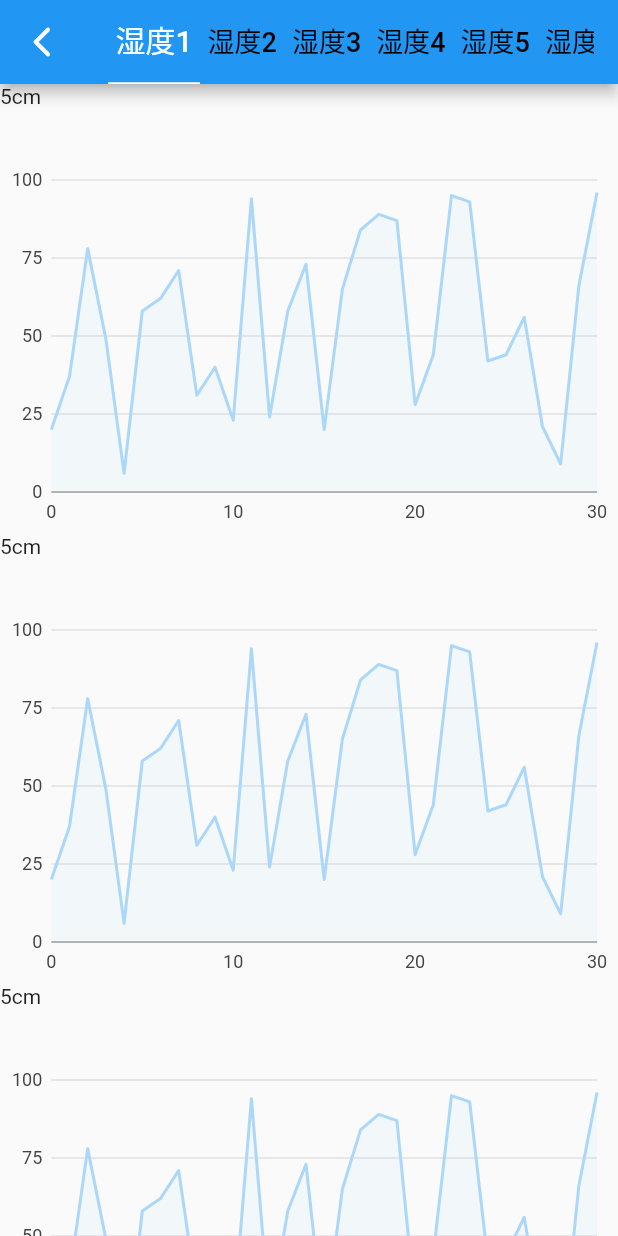
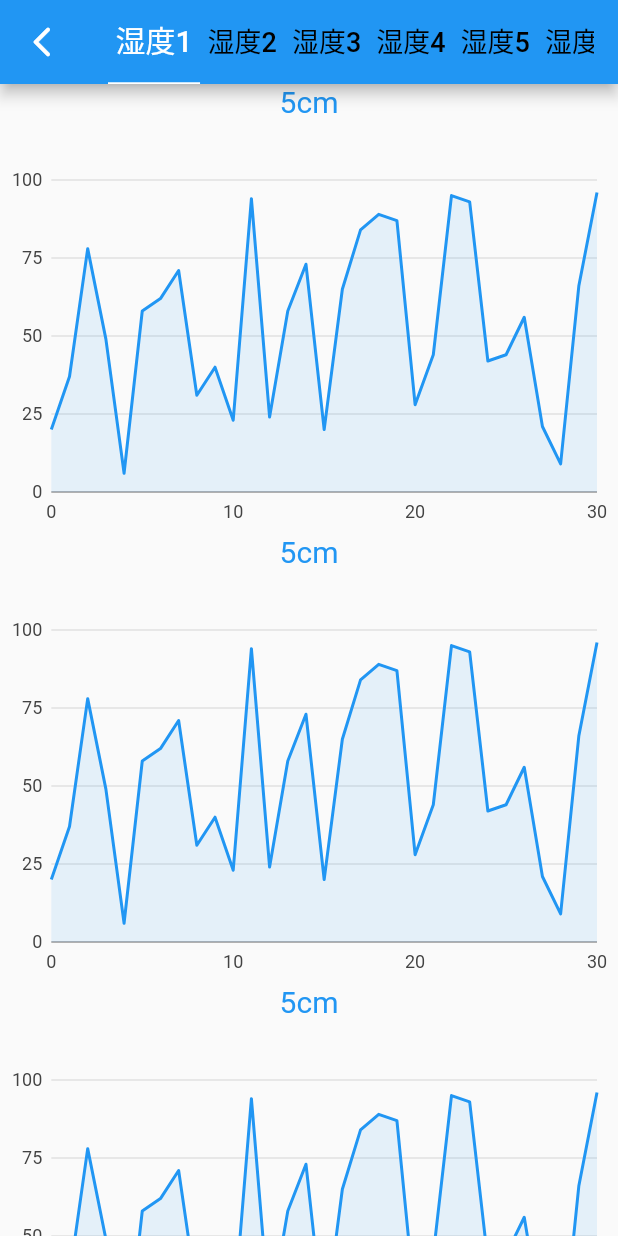
Before and after one commit to chengminglei77/earthsiteapp, a Flutter app: the screen it shows after launch, item 2 of the bottom bar chosen, after a tap on "湿度传感器", on a phone screen of 412 x 824 dp. Run offline on Flutter 3.47's test engine with Material 2 defaults, Android fonts, the phone set to English and light mode, and no system bars; drawn by our look-alikes of pull_to_refresh; our stand-ins replace charts_flutter, flutter_screenutil, shared_preferences.

Commit message:
数据展示页面样式优化

```diff
--- a/lib/view/home_page/dataDisplay/dataDisplay_page.dart
+++ b/lib/view/home_page/dataDisplay/dataDisplay_page.dart
@@ -20,18 +20,19 @@ class _DataDisplayPageState extends State<DataDisplayPage> {
   Widget build(BuildContext context){
     return Scaffold(
       appBar: AppBar(
-        title: Text("数据总览",style: TextStyle(color: Colors.black),),
+        title: Text("数据总览",style: TextStyle(color: Colors.black)),
       ),
       body:Column(
         children: [
           Column(
             children: [
               Container(
-                padding: EdgeInsets.all(20.0),
-                color: Colors.blueGrey ,
+                constraints: BoxConstraints.tightFor(width:double.infinity,height: 30),
+                //padding: EdgeInsets.all(20.0),
                 child: FlatButton(
                   child: Text("风速传感器"),
                   textColor: Colors.blue,
+                  color: Colors.indigo,
                   onPressed: () {
                     //导航到新路由
                     Navigator.push( context,
@@ -42,8 +43,8 @@ class _DataDisplayPageState extends State<DataDisplayPage> {
                 ),
               ),
               Container(
+                constraints: BoxConstraints.tightFor(width:double.infinity,height: 250),
                 padding: EdgeInsets.all(20.0),
-                color: Colors.blueGrey ,
                 child: Text("风速传感器数据"),
               )
             ],
@@ -51,11 +52,12 @@ class _DataDisplayPageState extends State<DataDisplayPage> {
           Column(
             children: [
               Container(
-                padding: EdgeInsets.all(20.0),
-                color: Colors.blueGrey ,
+                constraints: BoxConstraints.tightFor(width:double.infinity,height: 30),
+               // padding: EdgeInsets.all(20.0),
                 child:  FlatButton(
                   child: Text("湿度传感器"),
                   textColor: Colors.blue,
+                  color: Colors.indigo,
                   onPressed: () {
                     //导航到新路由
                     Navigator.push( context,
@@ -66,9 +68,8 @@ class _DataDisplayPageState extends State<DataDisplayPage> {
                 ),
               ),
               Container(
-                constraints: BoxConstraints.tightFor(width: 500,height: 250),
+                constraints: BoxConstraints.tightFor(width:double.infinity,height: 250),
                 padding: EdgeInsets.all(20.0),
-                color: Colors.blueGrey ,
                 child: DisplayChart.withRandomData(),
               )
             ],
--- a/lib/view/home_page/dataDisplay/display_chart_page.dart
+++ b/lib/view/home_page/dataDisplay/display_chart_page.dart
@@ -65,16 +65,15 @@ class DisplayChart extends StatelessWidget {
     ];
 
     // Generate 2 shades of each color so that we can style the line segments.
-    final blue = charts.MaterialPalette.blue.makeShades(2);
-    final red = charts.MaterialPalette.red.makeShades(2);
-    final green = charts.MaterialPalette.green.makeShades(2);
+    final blue = charts.MaterialPalette.blue.makeShades(1);
+    final red = charts.MaterialPalette.red.makeShades(1);
+    final green = charts.MaterialPalette.green.makeShades(1);
 
     return [
       new charts.Series<SensorsData, int>(
         id: 'Color Change',
         // Light shade for even years, dark shade for odd.
-        colorFn: (SensorsData y, _) =>
-        y.x % 2 == 0 ? blue[1] : blue[0],
+        colorFn: (SensorsData y, _) => blue[0],
         domainFn: (SensorsData y, _) => y.x,
         measureFn: (SensorsData y, _) => y.y,
         data: Humidity1,
@@ -82,8 +81,7 @@ class DisplayChart extends StatelessWidget {
       new charts.Series<SensorsData, int>(
         id: 'Dash Pattern Change',
         // Light shade for even years, dark shade for odd.
-        colorFn: (SensorsData y, _) =>
-        y.x % 2 == 0 ? red[1] : red[0],
+        colorFn: (SensorsData y, _) => red[0],
         domainFn: (SensorsData y, _) => y.x,
         measureFn: (SensorsData y, _) => y.y,
         data: Humidity2,
@@ -91,8 +89,7 @@ class DisplayChart extends StatelessWidget {
       new charts.Series<SensorsData, int>(
         id: 'Stroke Width Change',
         // Light shade for even years, dark shade for odd.
-        colorFn: (SensorsData y, _) =>
-        y.x % 2 == 0 ? green[1] : green[0],
+        colorFn: (SensorsData y, _) => green[0],
         domainFn: (SensorsData y, _) => y.x,
         measureFn: (SensorsData y, _) => y.y,
         data: Humidity3,
--- a/lib/view/home_page/dataDisplay/humidity_list_page.dart
+++ b/lib/view/home_page/dataDisplay/humidity_list_page.dart
@@ -100,16 +100,15 @@ class SegmentsLineChart extends StatelessWidget {
       new SensorsData(30, random.nextInt(100)),
     ];
 
-    final blue = charts.MaterialPalette.blue.makeShades(2);
+    final blue = charts.MaterialPalette.blue.makeShades(1);
 
     return [
       new charts.Series<SensorsData, int>(
         id: 'Color Change',
         // Light shade for even years, dark shade for odd.
-        colorFn: (SensorsData x, _) => x.y % 2 == 0 ? blue[1] : blue[0],
-
-        domainFn: (SensorsData sales, _) => sales.x,
-        measureFn: (SensorsData sales, _) => sales.y,
+        colorFn: (SensorsData x, _) => blue[0],
+        domainFn: (SensorsData y, _) => y.x,
+        measureFn: (SensorsData y, _) => y.y,
         data: colorChangeData,
       ),
     ];
--- a/lib/widgets/chart_widget.dart
+++ b/lib/widgets/chart_widget.dart
@@ -1,15 +1,21 @@
 import 'package:flutter/cupertino.dart';
 
 import 'package:earthsite/view/home_page/dataDisplay/humidity_list_page.dart';
+import 'package:flutter/material.dart';
 
-class ChartWidget extends StatelessWidget{
+class ChartWidget extends StatelessWidget {
+  String chartTitle = "5cm";
+
   @override
-  Widget build(BuildContext context){
+  Widget build(BuildContext context) {
     return Column(
       children: [
         Container(
-            constraints: BoxConstraints.tightFor(width: 500, height: 50),
-            child:Text("5cm")
+          constraints:
+              BoxConstraints.tightFor(width: double.infinity, height: 50),
+          child: Text(chartTitle,
+              textAlign: TextAlign.center,
+              style: TextStyle(color: Colors.blue,fontSize: 20)),
         ),
         Container(
           constraints: BoxConstraints.tightFor(width: 500, height: 250),
```
